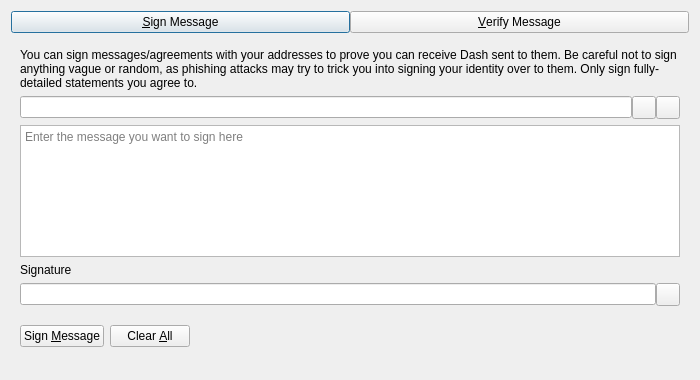
Before: the Qt Designer form src/qt/forms/signverifymessagedialog.ui in Qebit/dash, drawn with Qt 5.
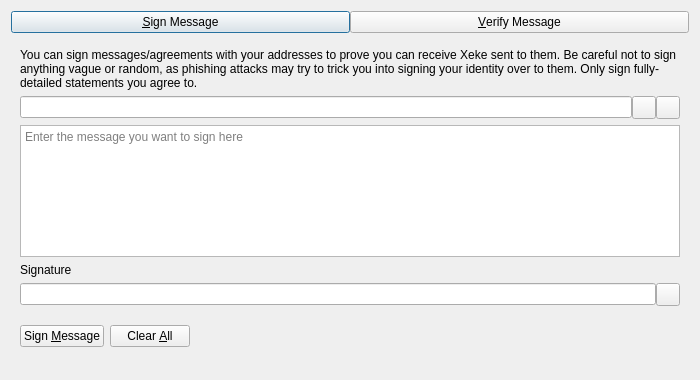
After: the same form once the commit is applied. Custom widgets are drawn as their Qt base class.

Commit message: Rename Dash to Xeke

```diff
--- a/src/qt/forms/signverifymessagedialog.ui
+++ b/src/qt/forms/signverifymessagedialog.ui
@@ -63,7 +63,7 @@
        <item>
         <widget class="QLabel" name="infoLabel_SM">
          <property name="text">
-          <string>You can sign messages/agreements with your addresses to prove you can receive Dash sent to them. Be careful not to sign anything vague or random, as phishing attacks may try to trick you into signing your identity over to them. Only sign fully-detailed statements you agree to.</string>
+          <string>You can sign messages/agreements with your addresses to prove you can receive Xeke sent to them. Be careful not to sign anything vague or random, as phishing attacks may try to trick you into signing your identity over to them. Only sign fully-detailed statements you agree to.</string>
          </property>
          <property name="textFormat">
           <enum>Qt::PlainText</enum>
```
Left out of the diff: 8 changed lines with no effect on the pictures. The commit also changes 229 other files.
